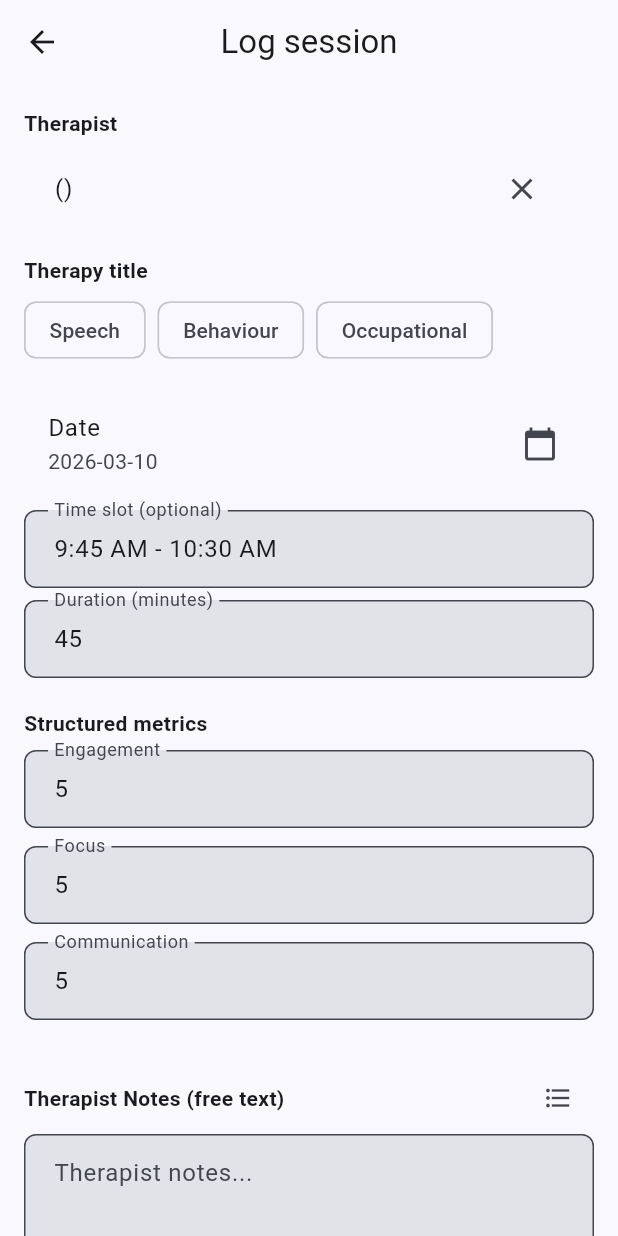
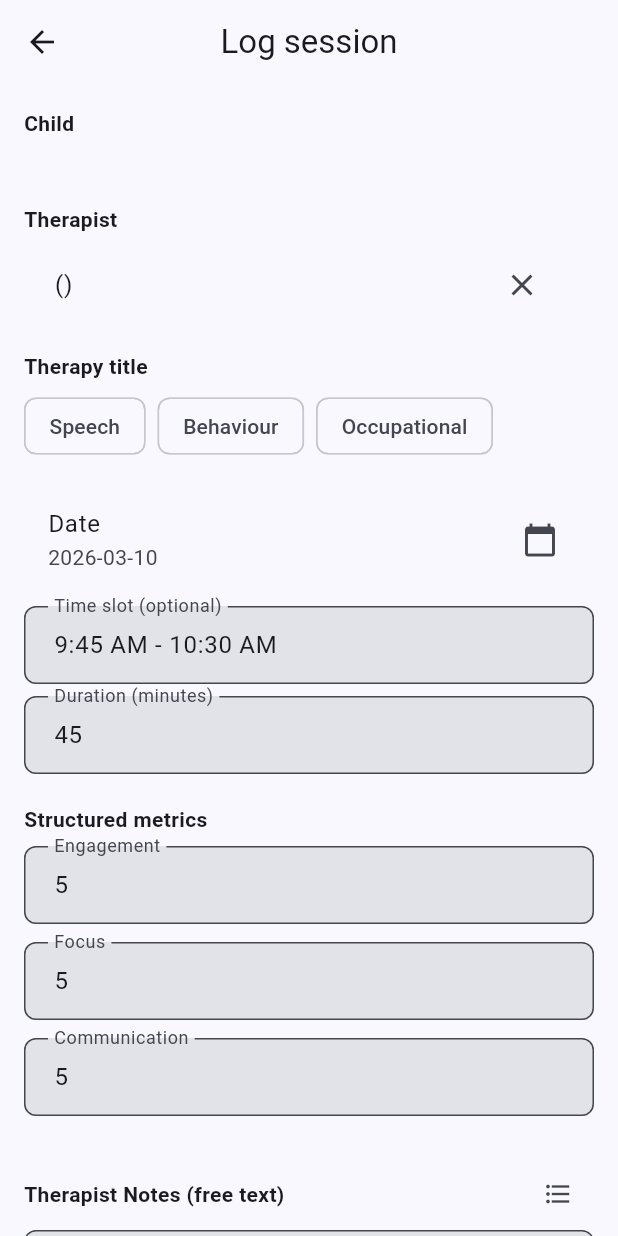
Before and after one commit to mannan541/helixcareai, a Flutter app: the SessionFormScreen screen opened directly with empty values, on a phone screen of 412 x 824 dp. Run offline on Flutter 3.47's test engine with Material 3 defaults, Android fonts, the phone set to English and light mode, and no system bars; our stand-ins replace dio, equatable, fl_chart, flutter_bloc, flutter_dotenv, shared_preferences and 1 more; accounts and stored records are empty; network calls fail.

Commit message:
feat: complete session form enhancements and therapist access control

```diff
--- a/mobile/lib/features/sessions/presentation/session_form_screen.dart
+++ b/mobile/lib/features/sessions/presentation/session_form_screen.dart
@@ -77,7 +77,13 @@ class _SessionFormScreenState extends State<SessionFormScreen> {
       WidgetsBinding.instance.addPostFrameCallback((_) => _resolveTherapistById(session!.therapistId!));
     } else if (widget.selectedAppointment?.therapistUser != null) {
       final u = widget.selectedAppointment!.therapistUser!;
-      _selectedTherapist = u;
+      _selectedTherapist = UserEntity(
+        id: u.id,
+        email: u.email,
+        fullName: u.fullName,
+        role: 'therapist',
+        title: u.title,
+      );
       _therapyTitle = _therapyTitleFromTherapistTitle(u.title);
     } else if (session == null && _lastSelectedTherapist != null) {
       _selectedTherapist = _lastSelectedTherapist;
@@ -192,6 +198,16 @@ class _SessionFormScreenState extends State<SessionFormScreen> {
         child: ListView(
           padding: const EdgeInsets.all(16),
           children: [
+            const Text('Child', style: TextStyle(fontWeight: FontWeight.bold)),
+            const SizedBox(height: 4),
+            Text(
+              widget.child.fullName,
+              style: Theme.of(context).textTheme.titleMedium?.copyWith(
+                    color: Theme.of(context).colorScheme.primary,
+                    fontWeight: FontWeight.bold,
+                  ),
+            ),
+            const SizedBox(height: 16),
             if (widget.session != null) ...[
               const Text('Created by', style: TextStyle(fontWeight: FontWeight.bold)),
               const SizedBox(height: 4),
--- a/mobile/lib/features/sessions/presentation/sessions_screen.dart
+++ b/mobile/lib/features/sessions/presentation/sessions_screen.dart
@@ -192,7 +192,7 @@ class _SessionsViewState extends State<_SessionsView> {
                         ],
                       ),
                       trailing: const Icon(Icons.chevron_right),
-                      onTap: () => _openSessionDetailOrForm(context, s, canEdit),
+                      onTap: () => _openSessionDetailOrForm(context, s),
                     ),
                   );
                 },
@@ -217,7 +217,7 @@ class _SessionsViewState extends State<_SessionsView> {
     );
   }
 
-  void _openSessionDetailOrForm(BuildContext context, SessionEntity session, bool showEditAction) {
+  void _openSessionDetailOrForm(BuildContext context, SessionEntity session) {
     authRepository.me().then((user) {
       if (!context.mounted) return;
       final isAdmin = user?.isAdmin ?? false;
```
